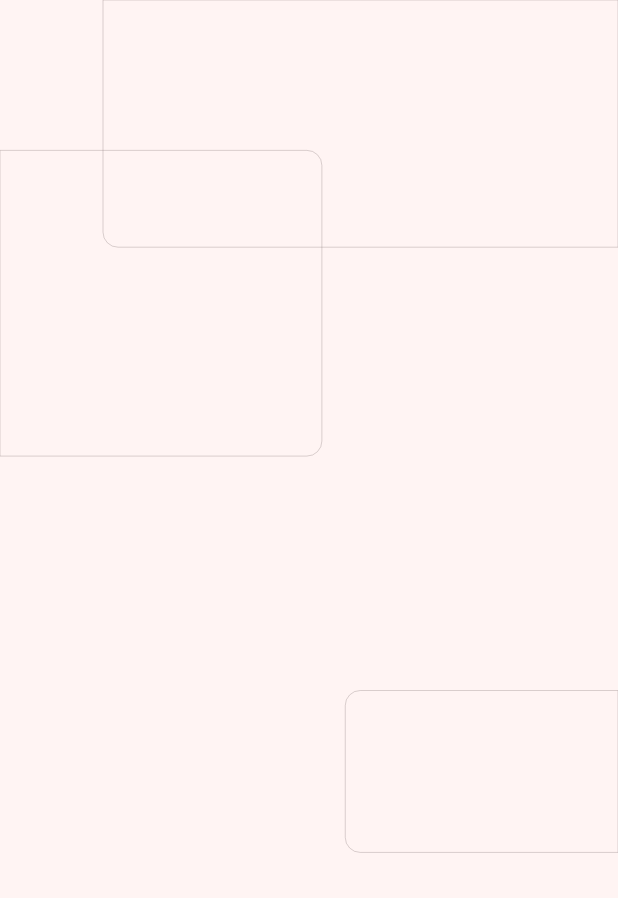
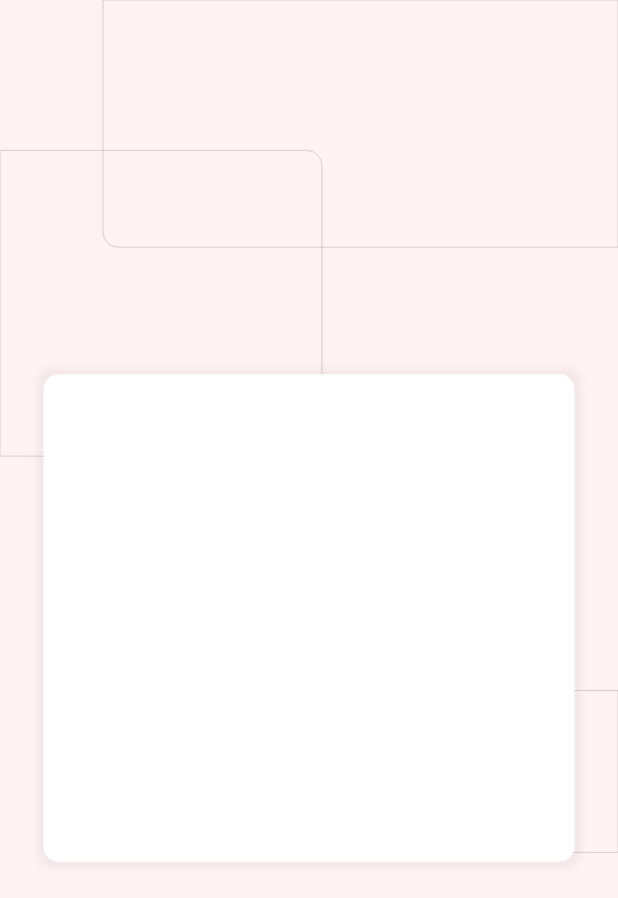
Before and after one commit to onumengine/dispatcher, a Flutter app: the LoginPage screen opened by its route, on a phone screen of 412 x 824 dp. Shown: the top 898 px of the screen. Run offline on Flutter 3.47's test engine with Material 2 defaults, Android fonts, the phone set to English and light mode, and no system bars; our stand-ins replace dartz, equatable, get_it, google_fonts, internet_connection_checker, introduction_screen and 1 more; project files that could hold a hidden picture were left out.

Commit message:
stack the form container on the LoginCanvas

```diff
--- a/lib/features/login/presentation/views/pages/login_page.dart
+++ b/lib/features/login/presentation/views/pages/login_page.dart
@@ -8,7 +8,27 @@ class LoginPage extends StatelessWidget {
   Widget build(BuildContext context) {
     return Scaffold(
       body: Stack(
-        children: [Positioned.fill(child: LoginCanvas())],
+        alignment: AlignmentDirectional.center,
+        children: [
+          LoginCanvas(),
+          Container(
+            height: 325,
+            width: 354,
+            padding: EdgeInsets.symmetric(horizontal: 26),
+            decoration: BoxDecoration(
+              color: Colors.white,
+              borderRadius: BorderRadius.circular(10),
+              boxShadow: [
+                BoxShadow(
+                  color: Colors.black.withOpacity(0.05),
+                  offset: Offset.zero,
+                  blurRadius: 4,
+                  spreadRadius: 4,
+                ),
+              ],
+            ),
+          ),
+        ],
       ),
     );
   }
```
